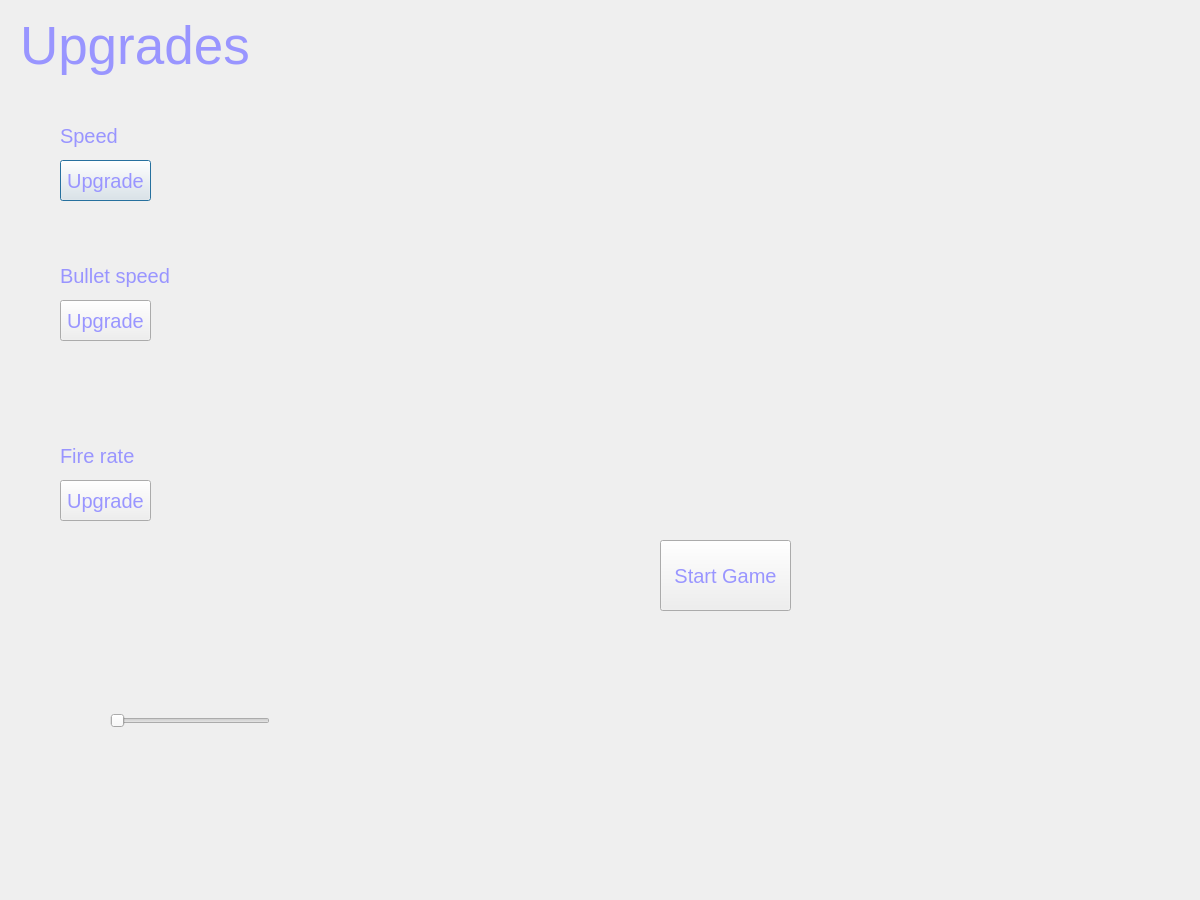
The window that launcher.ui (MCTH2065/Warriors_Of_The_Galaxy) describes before a commit, drawn with Qt 5.
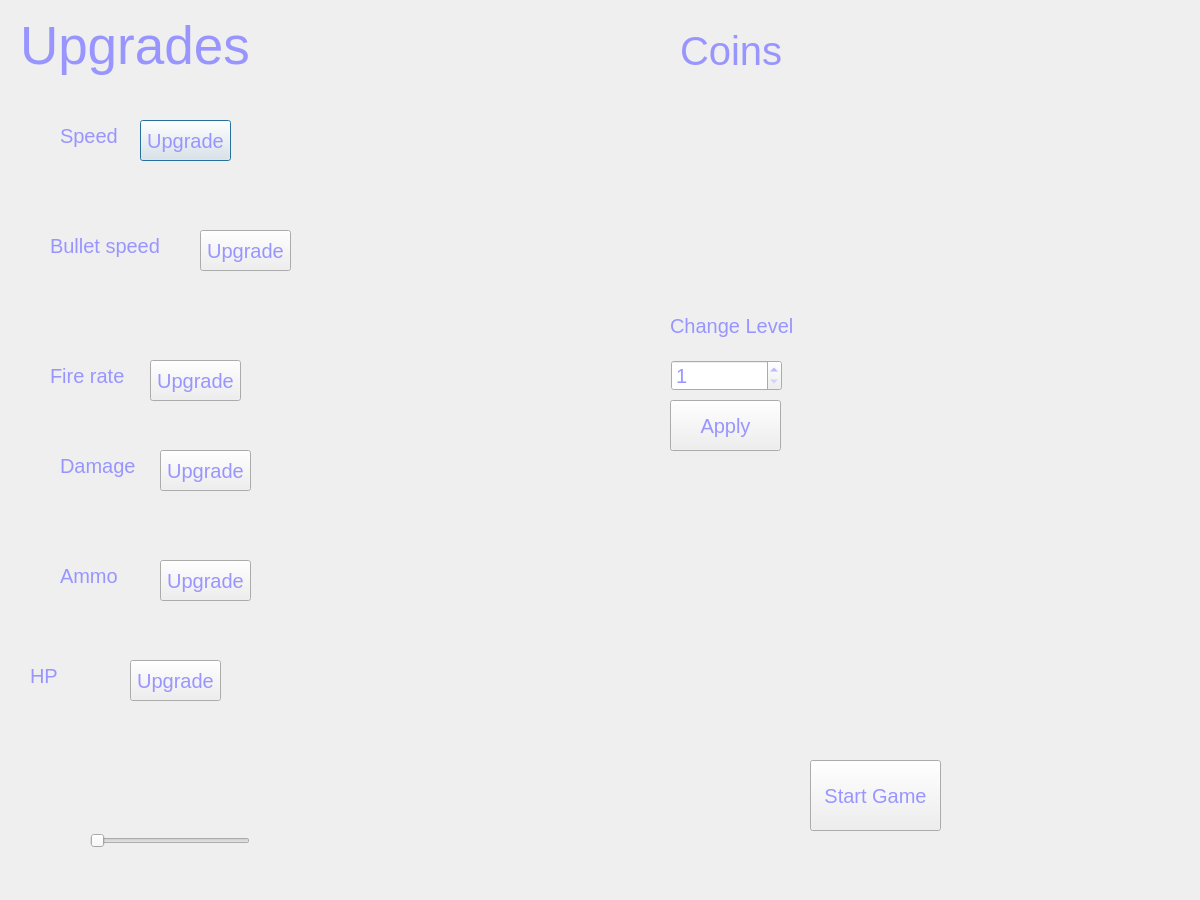
The same window after the commit.

Diff of the .ui file:
```diff
--- a/launcher.ui
+++ b/launcher.ui
@@ -58,8 +58,8 @@
   <widget class="QPushButton" name="speedup">
    <property name="geometry">
     <rect>
-     <x>60</x>
-     <y>160</y>
+     <x>140</x>
+     <y>120</y>
      <width>91</width>
      <height>41</height>
     </rect>
@@ -71,8 +71,8 @@
   <widget class="QLabel" name="speedprice">
    <property name="geometry">
     <rect>
-     <x>60</x>
-     <y>220</y>
+     <x>260</x>
+     <y>120</y>
      <width>101</width>
      <height>31</height>
     </rect>
@@ -84,8 +84,8 @@
   <widget class="QLabel" name="label_3">
    <property name="geometry">
     <rect>
-     <x>60</x>
-     <y>260</y>
+     <x>50</x>
+     <y>230</y>
      <width>131</width>
      <height>31</height>
     </rect>
@@ -97,8 +97,8 @@
   <widget class="QPushButton" name="bulletspeedup">
    <property name="geometry">
     <rect>
-     <x>60</x>
-     <y>300</y>
+     <x>200</x>
+     <y>230</y>
      <width>91</width>
      <height>41</height>
     </rect>
@@ -110,8 +110,8 @@
   <widget class="QLabel" name="bulletspeedprice">
    <property name="geometry">
     <rect>
-     <x>60</x>
-     <y>360</y>
+     <x>310</x>
+     <y>230</y>
      <width>101</width>
      <height>31</height>
     </rect>
@@ -123,8 +123,8 @@
   <widget class="QPushButton" name="start">
    <property name="geometry">
     <rect>
-     <x>660</x>
-     <y>540</y>
+     <x>810</x>
+     <y>760</y>
      <width>131</width>
      <height>71</height>
     </rect>
@@ -142,8 +142,8 @@
   <widget class="QLabel" name="rateupgradeprice">
    <property name="geometry">
     <rect>
-     <x>60</x>
-     <y>540</y>
+     <x>270</x>
+     <y>370</y>
      <width>101</width>
      <height>31</height>
     </rect>
@@ -155,8 +155,8 @@
   <widget class="QPushButton" name="ratespeedup">
    <property name="geometry">
     <rect>
-     <x>60</x>
-     <y>480</y>
+     <x>150</x>
+     <y>360</y>
      <width>91</width>
      <height>41</height>
     </rect>
@@ -168,9 +168,9 @@
   <widget class="QLabel" name="label_4">
    <property name="geometry">
     <rect>
-     <x>60</x>
-     <y>440</y>
-     <width>131</width>
+     <x>50</x>
+     <y>360</y>
+     <width>91</width>
      <height>31</height>
     </rect>
    </property>
@@ -181,8 +181,8 @@
   <widget class="QSlider" name="setlevel">
    <property name="geometry">
     <rect>
-     <x>110</x>
-     <y>710</y>
+     <x>90</x>
+     <y>830</y>
      <width>160</width>
      <height>22</height>
     </rect>
@@ -194,8 +194,8 @@
   <widget class="QLabel" name="level">
    <property name="geometry">
     <rect>
-     <x>120</x>
-     <y>650</y>
+     <x>100</x>
+     <y>770</y>
      <width>231</width>
      <height>21</height>
     </rect>
@@ -204,6 +204,243 @@
     <string/>
    </property>
   </widget>
+  <widget class="QLabel" name="coins">
+   <property name="geometry">
+    <rect>
+     <x>680</x>
+     <y>20</y>
+     <width>221</width>
+     <height>61</height>
+    </rect>
+   </property>
+   <property name="font">
+    <font>
+     <pointsize>30</pointsize>
+    </font>
+   </property>
+   <property name="text">
+    <string>Coins</string>
+   </property>
+  </widget>
+  <widget class="QLabel" name="label_5">
+   <property name="geometry">
+    <rect>
+     <x>60</x>
+     <y>450</y>
+     <width>91</width>
+     <height>31</height>
+    </rect>
+   </property>
+   <property name="font">
+    <font>
+     <pointsize>15</pointsize>
+    </font>
+   </property>
+   <property name="text">
+    <string>Damage</string>
+   </property>
+  </widget>
+  <widget class="QPushButton" name="damageup">
+   <property name="geometry">
+    <rect>
+     <x>160</x>
+     <y>450</y>
+     <width>91</width>
+     <height>41</height>
+    </rect>
+   </property>
+   <property name="font">
+    <font>
+     <pointsize>15</pointsize>
+    </font>
+   </property>
+   <property name="text">
+    <string>Upgrade</string>
+   </property>
+  </widget>
+  <widget class="QLabel" name="dmgprice">
+   <property name="geometry">
+    <rect>
+     <x>280</x>
+     <y>460</y>
+     <width>101</width>
+     <height>31</height>
+    </rect>
+   </property>
+   <property name="font">
+    <font>
+     <pointsize>15</pointsize>
+    </font>
+   </property>
+   <property name="text">
+    <string/>
+   </property>
+  </widget>
+  <widget class="QLabel" name="label_6">
+   <property name="geometry">
+    <rect>
+     <x>60</x>
+     <y>560</y>
+     <width>91</width>
+     <height>31</height>
+    </rect>
+   </property>
+   <property name="font">
+    <font>
+     <pointsize>15</pointsize>
+    </font>
+   </property>
+   <property name="text">
+    <string>Ammo</string>
+   </property>
+  </widget>
+  <widget class="QPushButton" name="ammoup">
+   <property name="geometry">
+    <rect>
+     <x>160</x>
+     <y>560</y>
+     <width>91</width>
+     <height>41</height>
+    </rect>
+   </property>
+   <property name="font">
+    <font>
+     <pointsize>15</pointsize>
+    </font>
+   </property>
+   <property name="text">
+    <string>Upgrade</string>
+   </property>
+  </widget>
+  <widget class="QLabel" name="ammoprice">
+   <property name="geometry">
+    <rect>
+     <x>280</x>
+     <y>570</y>
+     <width>101</width>
+     <height>31</height>
+    </rect>
+   </property>
+   <property name="font">
+    <font>
+     <pointsize>15</pointsize>
+    </font>
+   </property>
+   <property name="text">
+    <string/>
+   </property>
+  </widget>
+  <widget class="QPushButton" name="hpup">
+   <property name="geometry">
+    <rect>
+     <x>130</x>
+     <y>660</y>
+     <width>91</width>
+     <height>41</height>
+    </rect>
+   </property>
+   <property name="font">
+    <font>
+     <pointsize>15</pointsize>
+    </font>
+   </property>
+   <property name="text">
+    <string>Upgrade</string>
+   </property>
+  </widget>
+  <widget class="QLabel" name="hpprice">
+   <property name="geometry">
+    <rect>
+     <x>250</x>
+     <y>670</y>
+     <width>101</width>
+     <height>31</height>
+    </rect>
+   </property>
+   <property name="font">
+    <font>
+     <pointsize>15</pointsize>
+    </font>
+   </property>
+   <property name="text">
+    <string/>
+   </property>
+  </widget>
+  <widget class="QLabel" name="label_7">
+   <property name="geometry">
+    <rect>
+     <x>30</x>
+     <y>660</y>
+     <width>91</width>
+     <height>31</height>
+    </rect>
+   </property>
+   <property name="font">
+    <font>
+     <pointsize>15</pointsize>
+    </font>
+   </property>
+   <property name="text">
+    <string>HP</string>
+   </property>
+  </widget>
+  <widget class="QSpinBox" name="leveleditor">
+   <property name="geometry">
+    <rect>
+     <x>671</x>
+     <y>360</y>
+     <width>111</width>
+     <height>31</height>
+    </rect>
+   </property>
+   <property name="font">
+    <font>
+     <pointsize>15</pointsize>
+    </font>
+   </property>
+   <property name="minimum">
+    <number>1</number>
+   </property>
+   <property name="maximum">
+    <number>100000</number>
+   </property>
+  </widget>
+  <widget class="QPushButton" name="editlevel">
+   <property name="geometry">
+    <rect>
+     <x>670</x>
+     <y>400</y>
+     <width>111</width>
+     <height>51</height>
+    </rect>
+   </property>
+   <property name="font">
+    <font>
+     <pointsize>15</pointsize>
+    </font>
+   </property>
+   <property name="text">
+    <string>Apply</string>
+   </property>
+  </widget>
+  <widget class="QLabel" name="label_8">
+   <property name="geometry">
+    <rect>
+     <x>670</x>
+     <y>310</y>
+     <width>131</width>
+     <height>31</height>
+    </rect>
+   </property>
+   <property name="font">
+    <font>
+     <pointsize>15</pointsize>
+    </font>
+   </property>
+   <property name="text">
+    <string>Change Level</string>
+   </property>
+  </widget>
  </widget>
  <resources/>
  <connections/>
```
